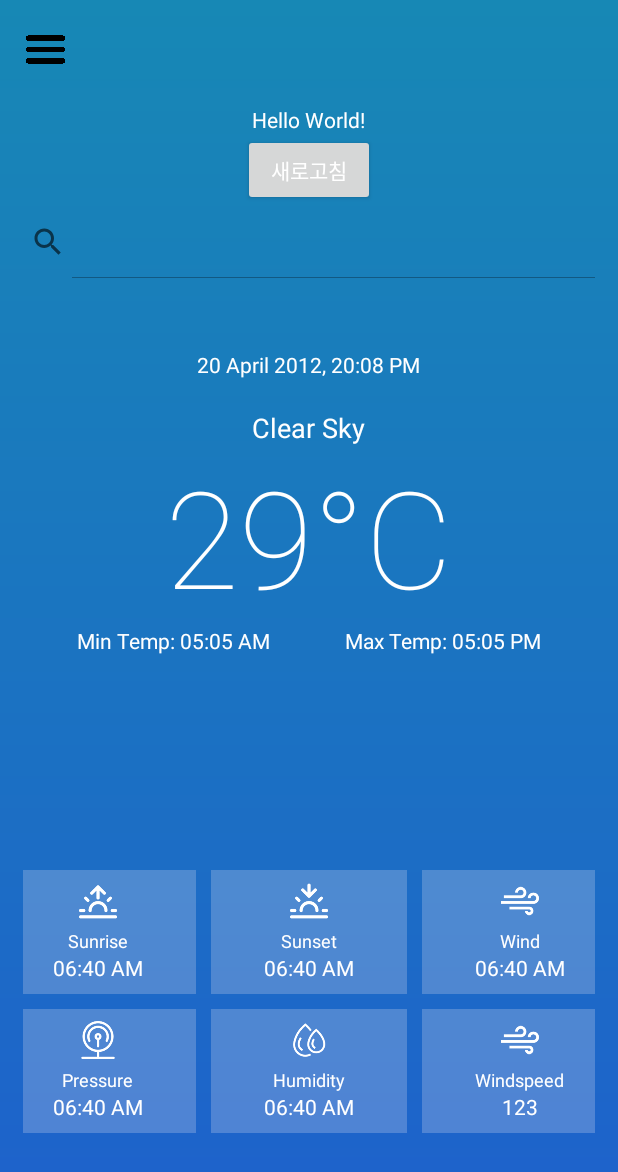
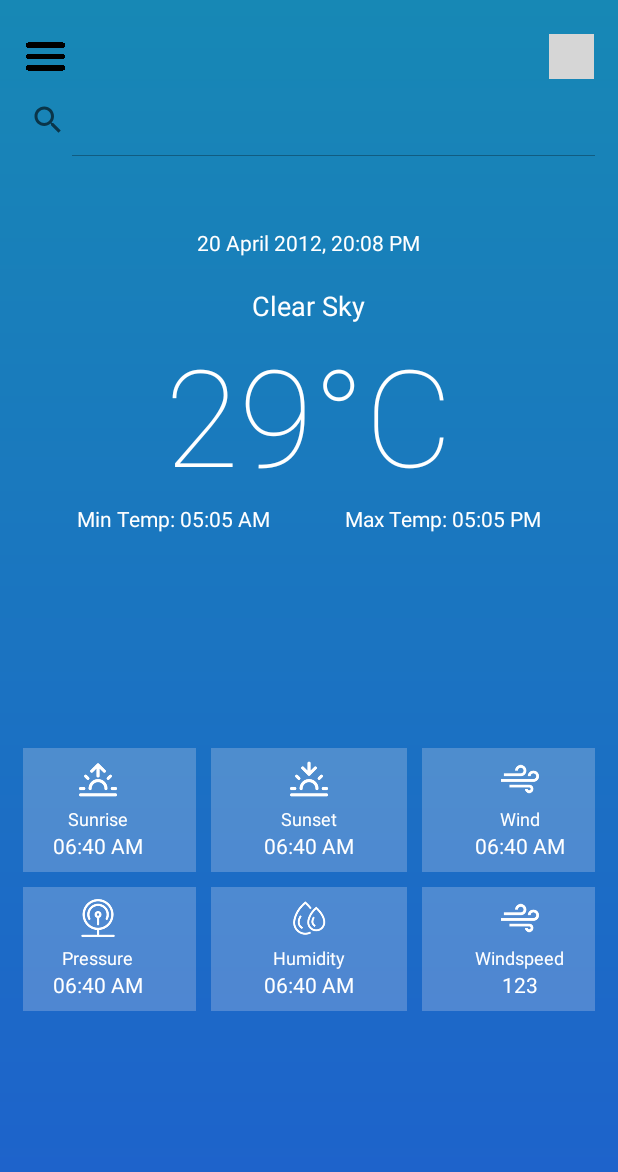
Before and after one commit to jiminjung/Weather-App-using-Java-in-Android-master, an Android app: the screen it shows after launch (MainActivity), on a phone screen of 412 x 824 dp. Shown: the top 1172 px of the screen. Run offline under Robolectric (Android 15) with nearby library versions, the phone set to English and light mode, and no system bars; 10 statements that could not run were skipped; grey boxes are pictures that could not be loaded.

Commit message:
GPS 마크 추가

```diff
--- a/app/src/main/java/com/frsarker/weatherapp/MainActivity.java
+++ b/app/src/main/java/com/frsarker/weatherapp/MainActivity.java
@@ -26,6 +26,7 @@ import android.widget.Button;
 import android.location.Address;
 import android.location.Geocoder;
 import android.location.LocationManager;
+import android.widget.ImageButton;
 import android.widget.ImageView;
 import android.widget.SearchView;
 import android.widget.TextView;
@@ -88,8 +89,7 @@ public class MainActivity extends AppCompatActivity {
         }else {
             checkRunTimePermission();
         }
-        final TextView textview_address = findViewById(R.id.location);
-        Button refreshButton = findViewById(R.id.refresh);
+        ImageButton refreshButton = findViewById(R.id.refresh);
         recyclerView = (RecyclerView) findViewById(R.id.rv);
         linearLayoutManager = new LinearLayoutManager(this, LinearLayoutManager.HORIZONTAL, false);
         recyclerView.setLayoutManager(linearLayoutManager);
@@ -134,8 +134,6 @@ public class MainActivity extends AppCompatActivity {
                 gpsTracker = new getLocation(MainActivity.this);
                 double latitude = gpsTracker.getLatitude();
                 double longitude = gpsTracker.getLongitude();
-                //latitude = 35.137;
-                //longitude = 129.05;
                 String address = getCurrentAddress(latitude, longitude);
                 try {
                     addr = gg.getFromLocationName(address,7);
@@ -144,7 +142,6 @@ public class MainActivity extends AppCompatActivity {
                     if(curCity==null) curCity = res.getAdminArea();
                     CITY = curCity;
                     new weatherTask().execute();
-                    textview_address.setText(curCity);
                 } catch (IOException e) {
                     e.printStackTrace();
                 }
@@ -405,5 +402,4 @@ public class MainActivity extends AppCompatActivity {
         return locationManager.isProviderEnabled(LocationManager.GPS_PROVIDER)
                 || locationManager.isProviderEnabled(LocationManager.NETWORK_PROVIDER);
     }
-
         }
--- a/app/src/main/res/layout/activity_main.xml
+++ b/app/src/main/res/layout/activity_main.xml
@@ -29,7 +29,10 @@
         android:layout_height="match_parent"
         android:visibility="visible">
 
-        <include layout="@layout/toolbar_main"/>
+        <include
+            layout="@layout/toolbar_main"
+            android:layout_width="match_parent"
+            android:layout_height="match_parent" />
 
         <LinearLayout
             android:id="@+id/addressContainer"
@@ -38,27 +41,6 @@
             android:gravity="center"
             android:orientation="vertical"
             android:layout_below="@+id/toolbar">
-
-            <TextView
-                android:id="@+id/location"
-                android:layout_width="wrap_content"
-                android:layout_height="wrap_content"
-                android:text="Hello World!"
-                app:layout_constraintVertical_chainStyle="packed"
-                app:layout_constraintBottom_toTopOf="@+id/button"
-                app:layout_constraintLeft_toLeftOf="parent"
-                app:layout_constraintRight_toRightOf="parent"
-                app:layout_constraintTop_toTopOf="parent" />
-
-            <Button
-                android:id="@+id/refresh"
-                android:layout_width="wrap_content"
-                android:layout_height="wrap_content"
-                android:text="새로고침"
-                app:layout_constraintBottom_toBottomOf="parent"
-                app:layout_constraintLeft_toLeftOf="parent"
-                app:layout_constraintRight_toRightOf="parent"
-                app:layout_constraintTop_toBottomOf="@+id/textview" />
 
             <SearchView
                 android:id="@+id/search_address"
--- a/app/src/main/res/layout/toolbar_main.xml
+++ b/app/src/main/res/layout/toolbar_main.xml
@@ -2,6 +2,7 @@
 <androidx.appcompat.widget.Toolbar
     xmlns:android="http://schemas.android.com/apk/res/android"
     xmlns:app="http://schemas.android.com/apk/res-auto"
+    xmlns:tools="http://schemas.android.com/tools"
     android:id="@+id/toolbar"
     android:layout_width="match_parent"
     android:layout_height="70dp"
@@ -24,6 +25,23 @@
             android:layout_marginBottom="12dp"
             app:srcCompat="@drawable/ic_menu" />
 
+        <ImageButton
+            android:id="@+id/refresh"
+            android:layout_width="30dp"
+            android:layout_height="30dp"
+            android:layout_marginTop="8dp"
+            android:layout_marginBottom="12dp"
+            android:layout_marginRight="16dp"
+            android:layout_alignParentRight="true"
+            android:layout_alignParentTop="true"
+            android:layout_alignParentBottom="true"
+            android:adjustViewBounds="true"
+            android:background="@color/cardview_shadow_end_color"
+            android:padding="0dp"
+            android:scaleType="fitCenter"
+            android:src="@drawable/gps"
+            tools:src="@drawable/gps" />
+
 
     </RelativeLayout>
 </androidx.appcompat.widget.Toolbar>
```
Also changed, not shown: 152 other files.
